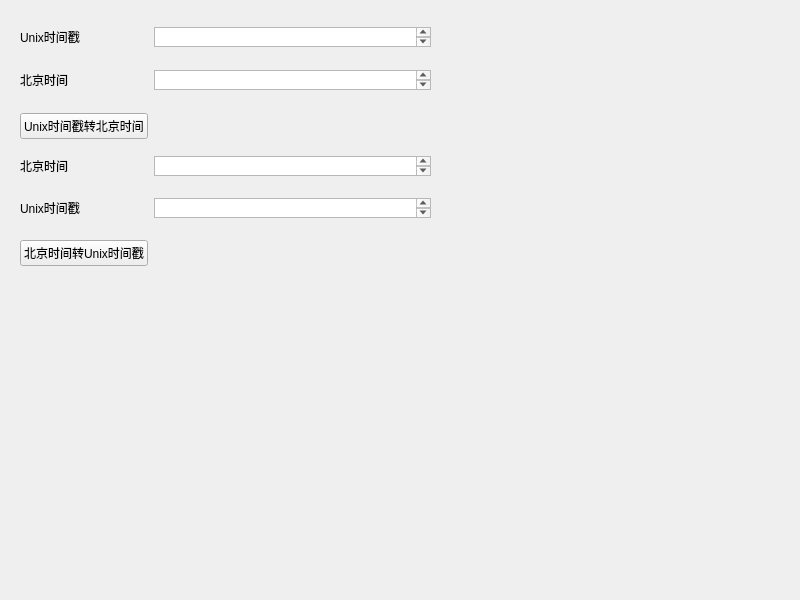
Above: commonutils/python2/TimeTester/cn/com/sunjiesh/timetester/MainWin.ui from sunjiesh/MyTools before the change. Below: the same form after it.
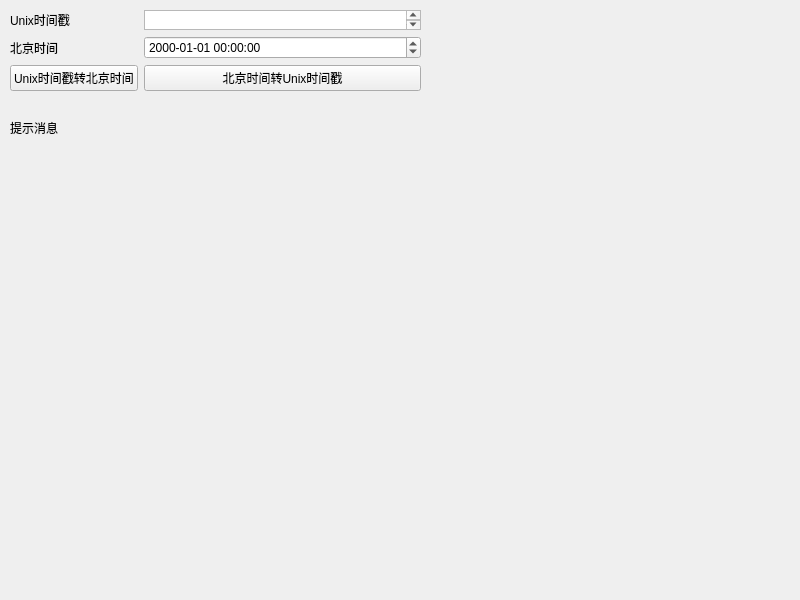
That is the form after the change.

Commit message: timestamp to datetime

Patch:
```diff
--- a/commonutils/python2/TimeTester/cn/com/sunjiesh/timetester/MainWin.ui
+++ b/commonutils/python2/TimeTester/cn/com/sunjiesh/timetester/MainWin.ui
@@ -17,10 +17,10 @@
    <widget class="QWidget" name="formLayoutWidget">
     <property name="geometry">
      <rect>
-      <x>20</x>
+      <x>10</x>
       <y>10</y>
       <width>411</width>
-      <height>146</height>
+      <height>149</height>
      </rect>
     </property>
     <layout class="QFormLayout" name="formLayout">
@@ -64,69 +64,27 @@
        </property>
       </widget>
      </item>
+     <item row="5" column="0" colspan="2">
+      <widget class="QLabel" name="lblMessage">
+       <property name="text">
+        <string>提示消息</string>
+       </property>
+      </widget>
+     </item>
      <item row="2" column="1">
-      <widget class="QTextBrowser" name="txtTime1">
-       <property name="maximumSize">
-        <size>
-         <width>16777215</width>
-         <height>20</height>
-        </size>
+      <widget class="QDateTimeEdit" name="dateTimeEdit">
+       <property name="displayFormat">
+        <string>yyyy-MM-dd HH:mm:ss</string>
        </property>
       </widget>
      </item>
-    </layout>
-   </widget>
-   <widget class="QWidget" name="formLayoutWidget_2">
-    <property name="geometry">
-     <rect>
-      <x>20</x>
-      <y>140</y>
-      <width>411</width>
-      <height>142</height>
-     </rect>
-    </property>
-    <layout class="QFormLayout" name="formLayout_2">
-     <item row="0" column="0">
-      <widget class="QLabel" name="label_3">
-       <property name="text">
-        <string>北京时间</string>
-       </property>
-      </widget>
-     </item>
-     <item row="1" column="0">
-      <widget class="QLabel" name="label_4">
-       <property name="text">
-        <string>Unix时间戳</string>
-       </property>
-      </widget>
-     </item>
-     <item row="2" column="0">
+     <item row="3" column="1">
       <widget class="QPushButton" name="btnConvert2">
        <property name="text">
         <string>北京时间转Unix时间戳</string>
        </property>
       </widget>
      </item>
-     <item row="0" column="1">
-      <widget class="QTextEdit" name="txtTime2">
-       <property name="maximumSize">
-        <size>
-         <width>16777215</width>
-         <height>20</height>
-        </size>
-       </property>
-      </widget>
-     </item>
-     <item row="1" column="1">
-      <widget class="QTextBrowser" name="txtTimestamp2">
-       <property name="maximumSize">
-        <size>
-         <width>16777215</width>
-         <height>20</height>
-        </size>
-       </property>
-      </widget>
-     </item>
     </layout>
    </widget>
   </widget>
```
Left out of the diff: 2 changed lines with no effect on the pictures. The commit also changes 2 other files.
